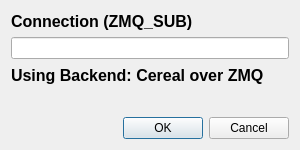
First picture: the form in plugins/DataStreamCereal/datastream_cereal.ui, repository commaai/PlotJuggler, before the edit.
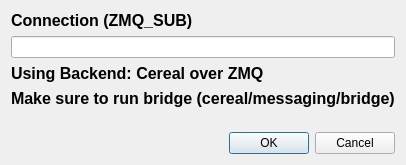
Second picture: the form after the edit.

Commit message: don't set 0 timeout for socket (100 by default, like poller)

The edit to the form file:
```diff
--- a/plugins/DataStreamCereal/datastream_cereal.ui
+++ b/plugins/DataStreamCereal/datastream_cereal.ui
@@ -49,6 +49,20 @@
      </property>
     </widget>
    </item>
+   <item>
+    <widget class="QLabel" name="label_6">
+     <property name="font">
+      <font>
+       <pointsize>12</pointsize>
+       <weight>75</weight>
+       <bold>true</bold>
+      </font>
+     </property>
+     <property name="text">
+      <string>Make sure to run bridge (cereal/messaging/bridge)</string>
+     </property>
+    </widget>
+   </item>
    <item>
     <widget class="QWidget" name="boxOptions" native="true">
      <layout class="QVBoxLayout" name="layoutOptions">
```
The commit also changes 1 other file.
